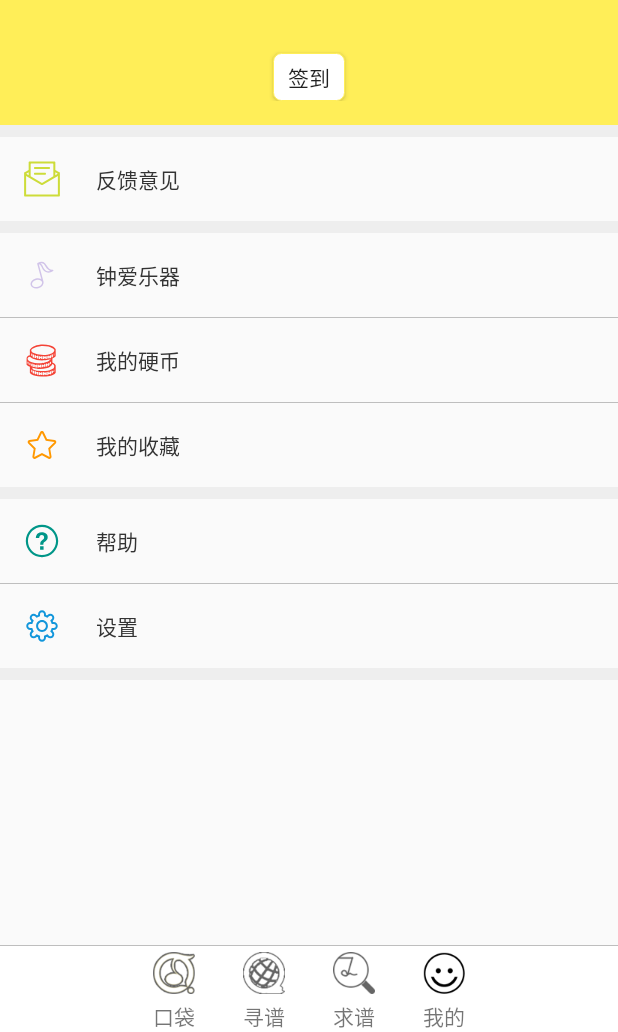
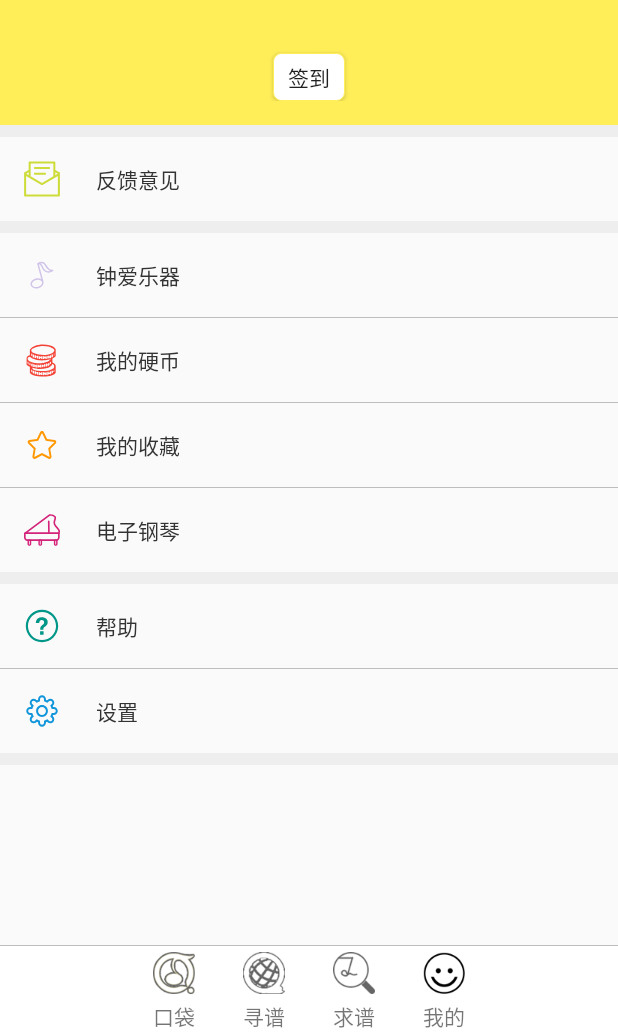
Before and after one commit to stoutcat/PocketMusic, an Android app: the fragment HomeProfileFragment placed in its activity, on a phone screen of 412 x 824 dp, the part 204-1236 px from its top. Run offline under Robolectric (Android 15) with nearby library versions, the phone set to English and light mode, and no system bars; our stand-ins replace ButterKnife; libraries missing offline, so code that uses them is left out: cn.finalteam.galleryfinal, com.allenliu.badgeview, com.jude.easyrecyclerview; 2 statements that could not run were skipped.

Commit message:
开始钢琴部分

```diff
--- a/app/build.gradle
+++ b/app/build.gradle
@@ -9,7 +9,7 @@ android {
         targetSdkVersion 25
         versionCode 22
         versionName "4.5"
-        vectorDrawables.useSupportLibrary=true
+        vectorDrawables.useSupportLibrary = true
     }
     buildTypes {
         release {
--- a/app/src/main/java/com/example/q/pocketmusic/module/home/profile/HomeProfileFragment.java
+++ b/app/src/main/java/com/example/q/pocketmusic/module/home/profile/HomeProfileFragment.java
@@ -54,6 +54,9 @@ public class HomeProfileFragment extends AuthFragment implements HomeProfileFrag
     Unbinder unbinder;
     @BindView(R.id.bmob_info_tv)
     TextView bmobInfoTv;
+    @BindView(R.id.piano_item)
+    IcoTextItem pianoItem;
+    Unbinder unbinder1;
     private ListDialog listDialog;
     private HomeProfileFragmentPresenter presenter;
     private AlertDialog signInDialog;
@@ -98,7 +101,7 @@ public class HomeProfileFragment extends AuthFragment implements HomeProfileFrag
     }
 
 
-    @OnClick({R.id.head_iv, R.id.instrument_item, R.id.setting_item, R.id.email_item, R.id.collection_item, R.id.contribution_item, R.id.sign_in_btn, R.id.help_item})
+    @OnClick({R.id.piano_item, R.id.head_iv, R.id.instrument_item, R.id.setting_item, R.id.email_item, R.id.collection_item, R.id.contribution_item, R.id.sign_in_btn, R.id.help_item})
     public void onClick(View view) {
         switch (view.getId()) {
             case R.id.head_iv://设置头像
@@ -124,6 +127,10 @@ public class HomeProfileFragment extends AuthFragment implements HomeProfileFrag
                 break;
             case R.id.help_item:
                 presenter.enterHelpActivity();
+                break;
+            case R.id.piano_item:
+                presenter.enterPianoActivity();
+                break;
         }
     }
 
@@ -202,4 +209,17 @@ public class HomeProfileFragment extends AuthFragment implements HomeProfileFrag
 
     }
 
+    @Override
+    public View onCreateView(LayoutInflater inflater, ViewGroup container, Bundle savedInstanceState) {
+        // TODO: inflate a fragment view
+        View rootView = super.onCreateView(inflater, container, savedInstanceState);
+        unbinder1 = ButterKnife.bind(this, rootView);
+        return rootView;
+    }
+
+    @Override
+    public void onDestroyView() {
+        super.onDestroyView();
+        unbinder1.unbind();
+    }
 }
--- a/app/src/main/java/com/example/q/pocketmusic/module/home/profile/HomeProfileFragmentPresenter.java
+++ b/app/src/main/java/com/example/q/pocketmusic/module/home/profile/HomeProfileFragmentPresenter.java
@@ -13,6 +13,7 @@ import com.example.q.pocketmusic.model.bean.MyUser;
 import com.example.q.pocketmusic.module.common.BasePresenter;
 import com.example.q.pocketmusic.module.home.profile.collection.CollectionActivity;
 import com.example.q.pocketmusic.module.home.profile.contribution.ContributionActivity;
+import com.example.q.pocketmusic.module.home.profile.piano.PianoActivity;
 import com.example.q.pocketmusic.module.home.profile.setting.SettingActivity;
 import com.example.q.pocketmusic.module.home.profile.setting.help.HelpActivity;
 import com.example.q.pocketmusic.module.user.suggestion.SuggestionActivity;
@@ -185,6 +186,11 @@ public class HomeProfileFragmentPresenter extends BasePresenter {
         });
     }
 
+    public void enterPianoActivity() {
+        Intent intent = new Intent(context, PianoActivity.class);
+        context.startActivity(intent);
+    }
+
 
     public interface IView extends IBaseList {
 
--- /dev/null
+++ b/app/src/main/res/drawable/ic_vec_piano.xml
@@ -0,0 +1,9 @@
+<vector android:height="24dp" android:viewportHeight="1024.0"
+    android:viewportWidth="1024.0" android:width="24dp" xmlns:android="http://schemas.android.com/apk/res/android">
+    <path android:fillColor="#d4237a" android:pathData="M990.7,627.2 L27.4,627.2c-10,0 -18.7,-5.6 -22,-15.1 -3.1,-9.5 0.3,-19.5 8.2,-25.3L718.6,66.6c3.8,-2.8 8.7,-5.1 13.6,-5.1 0,0 0,0 0,0 13.1,0 125.2,2.6 166.1,62.7 12,17.9 22.8,48.9 4.9,93.4 -39.2,98 -11.5,132.9 30.5,185.1 5.1,6.4 10.5,13.3 15.9,20.2 9.2,11.8 17.9,22 26.4,31.7 36.4,42 64.8,74.5 36.6,157.4C1009.4,621.6 1000.7,627.2 990.7,627.2zM97.5,581.1l876.3,0c12,-43.5 -2.3,-61.4 -32.8,-96.8 -8.4,-9.7 -17.9,-20.5 -27.9,-33.5 -5.1,-6.7 -10.2,-13.1 -15.4,-19.2 -44.5,-55.6 -86.5,-107.8 -37.4,-230.9 8.4,-21 8.2,-37.4 -0.3,-49.9 -21.2,-31.2 -89.6,-41 -120.6,-42.2L97.5,581.1z"/>
+    <path android:fillColor="#d4237a" android:pathData="M914.7,823.6l-814.1,0c-55,0 -100.1,-44.8 -100.1,-100.1l0,-118.8c0,-12.8 10.2,-23 23,-23l967.9,0c12.8,0 23,10.2 23,23l0,118.8C1014.5,778.8 969.7,823.6 914.7,823.6zM46.8,628l0,95.7c0,29.7 24.1,53.8 53.8,53.8l814.1,0c29.7,0 53.8,-24.1 53.8,-53.8l0,-95.7L46.8,628z"/>
+    <path android:fillColor="#d4237a" android:pathData="M164.1,962l-22.3,0c-22.8,0 -41.5,-18.7 -41.5,-41.5l0,-120.1c0,-11.3 9.2,-20.5 20.5,-20.5l64.3,0c11.3,0 20.5,9.2 20.5,20.5l0,120.1C205.6,943.4 187.1,962 164.1,962zM141.3,821l0,99.6c0,0.3 0.3,0.5 0.5,0.5l22.3,0c0.3,0 0.5,-0.3 0.5,-0.5l0,-99.6L141.3,821z"/>
+    <path android:fillColor="#d4237a" android:pathData="M473.3,962l-22.3,0c-22.8,0 -41.5,-18.7 -41.5,-41.5l0,-120.1c0,-11.3 9.2,-20.5 20.5,-20.5l64.3,0c11.3,0 20.5,9.2 20.5,20.5l0,120.1C514.8,943.4 496.1,962 473.3,962zM450.6,821l0,99.6c0,0.3 0.3,0.5 0.5,0.5l22.3,0c0.3,0 0.5,-0.3 0.5,-0.5l0,-99.6L450.6,821z"/>
+    <path android:fillColor="#d4237a" android:pathData="M913.7,962l-22.3,0c-22.8,0 -41.5,-18.7 -41.5,-41.5l0,-120.1c0,-11.3 9.2,-20.5 20.5,-20.5l64.3,0c11.3,0 20.5,9.2 20.5,20.5l0,120.1C955.1,943.4 936.4,962 913.7,962zM890.9,821l0,99.6c0,0.3 0.3,0.5 0.5,0.5l22.3,0c0.3,0 0.5,-0.3 0.5,-0.5l0,-99.6L890.9,821z"/>
+    <path android:fillColor="#d4237a" android:pathData="M708.4,609.3c-12.5,0 -22.8,-9 -23,-21.5l-5.4,-323.1c-0.3,-12.8 10,-23.8 22.8,-23.8 0.3,0 0.3,0 0.5,0 12.5,0 22.8,11 23,23.6l5.4,322.3c0.3,12.8 -10,22.8 -22.8,22.8C708.6,609.3 708.4,609.3 708.4,609.3z"/>
+</vector>
--- /dev/null
+++ b/app/src/main/res/drawable/ic_vec_sign_in.xml
@@ -0,0 +1,4 @@
+<vector android:height="24dp" android:viewportHeight="1024.0"
+    android:viewportWidth="1024.0" android:width="24dp" xmlns:android="http://schemas.android.com/apk/res/android">
+    <path android:fillColor="#d4237a" android:pathData="M819.1,115.3l-73.1,0 0,58.5c0,22.2 -20.6,40.3 -46,40.3 -25.4,0 -46,-18.1 -46,-40.3L654,115.3l-284,0 0,58.5c0,22.2 -20.7,40.3 -46,40.3 -25.4,0 -46,-18.1 -46,-40.3L278,115.3l-73.1,0c-49.3,0 -89.4,35.1 -89.4,78.3l0,631.6c0,43.2 40.1,78.3 89.4,78.3l614.2,0c49.3,0 89.4,-35.1 89.4,-78.3L908.5,193.6C908.5,150.5 868.4,115.3 819.1,115.3L819.1,115.3 819.1,115.3zM850.3,813.3c0,13.9 -14,25.3 -31.2,25.3L204.9,838.6c-17.2,0 -31.2,-11.3 -31.2,-25.3L173.7,336.9l676.7,0L850.3,813.3 850.3,813.3 850.3,813.3zM324.8,198.7c12.2,0 22,-7.5 22,-16.9L346.8,115.3 346.8,76.2c0,-9.3 -9.8,-16.9 -22,-16.9 -12.2,0 -22,7.5 -22,16.9l0,39.2 0,66.5C302.7,191.2 312.6,198.7 324.8,198.7L324.8,198.7 324.8,198.7zM699.2,198.7c12.2,0 22,-7.5 22,-16.9L721.3,76.2c0,-9.3 -9.9,-16.9 -22,-16.9 -12.2,0 -22,7.5 -22,16.9L677.2,181.8C677.2,191.2 687.1,198.7 699.2,198.7L699.2,198.7zM714.8,480 L498.7,728.7c-11.5,13.3 -30.2,13.3 -41.7,0L335.6,589c-11.5,-13.3 -11.5,-34.7 0,-48 11.5,-13.3 30.2,-13.3 41.7,0l100.5,115.6L673.1,432c11.5,-13.3 30.2,-13.3 41.7,0C726.4,445.2 726.4,466.7 714.8,480L714.8,480zM714.8,480"/>
+</vector>
--- a/app/src/main/res/layout/fragment_home_profile.xml
+++ b/app/src/main/res/layout/fragment_home_profile.xml
@@ -106,6 +106,14 @@
             app:itemTitleIco="@drawable/ic_vec_profile_collection"
             app:itemTitleText="我的收藏" />
 
+        <View style="@style/SettingDivider" />
+
+        <com.example.q.pocketmusic.view.widget.view.IcoTextItem
+            android:id="@+id/piano_item"
+            android:layout_width="match_parent"
+            android:layout_height="wrap_content"
+            app:itemTitleIco="@drawable/ic_vec_piano"
+            app:itemTitleText="电子钢琴" />
 
         <View style="@style/SettingBigDivider" />
 
--- a/app/src/main/res/layout/view_text_edt.xml
+++ b/app/src/main/res/layout/view_text_edt.xml
@@ -28,7 +28,8 @@
             android:layout_marginLeft="16dp"
             android:background="@null"
             android:hint="..."
-            android:maxLines="1" />
+            android:maxLines="2"
+            android:minLines="1" />
     </LinearLayout>
 
     <View style="@style/SettingDivider" />
--- /dev/null
+++ b/app/src/main/res/xml/file_paths.xml
@@ -0,0 +1,5 @@
+<?xml version="1.0" encoding="utf-8"?>
+<paths>
+    <external-path path="Android/data/com.example.q.pocketmusic/" name="files_root" />
+    <external-path path="." name="external_storage_root" />
+</paths>
```
Also changed, not shown: app/src/main/AndroidManifest.xml (+22 -12 lines), app/src/main/java/com/example/q/pocketmusic/config/MyApplication.java (+15 -4 lines), app/src/main/java/com/example/q/pocketmusic/module/home/profile/piano/PianoActivity.java (added, +15 -0 lines), app/src/main/res/layout/activity_piano.xml (added, +9 -0 lines), 7 other files.
